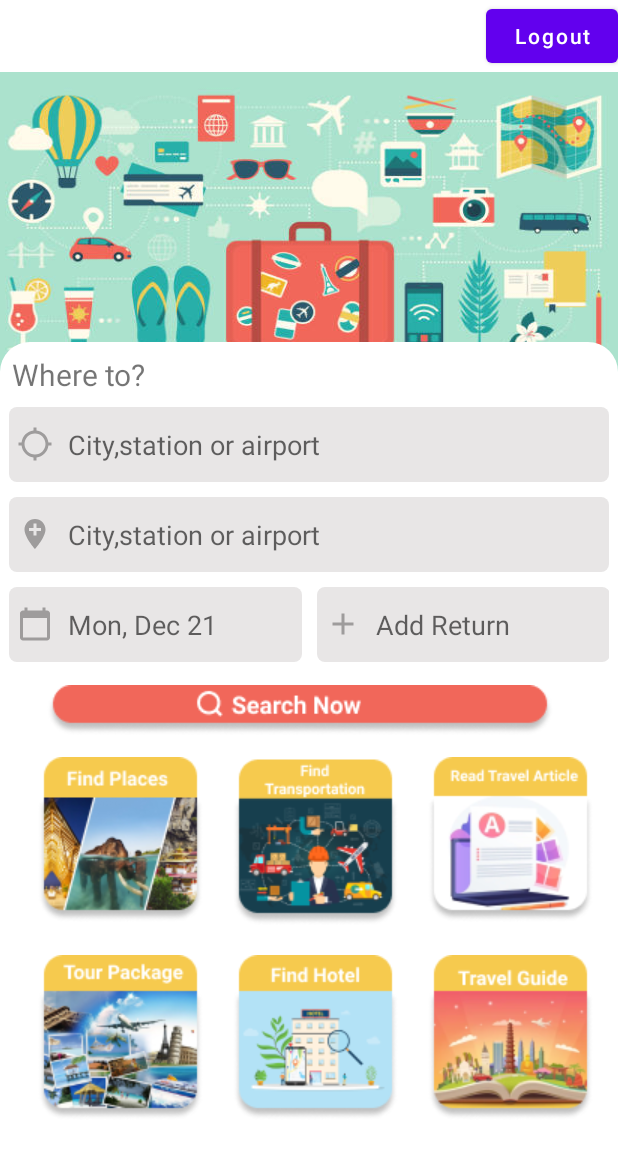
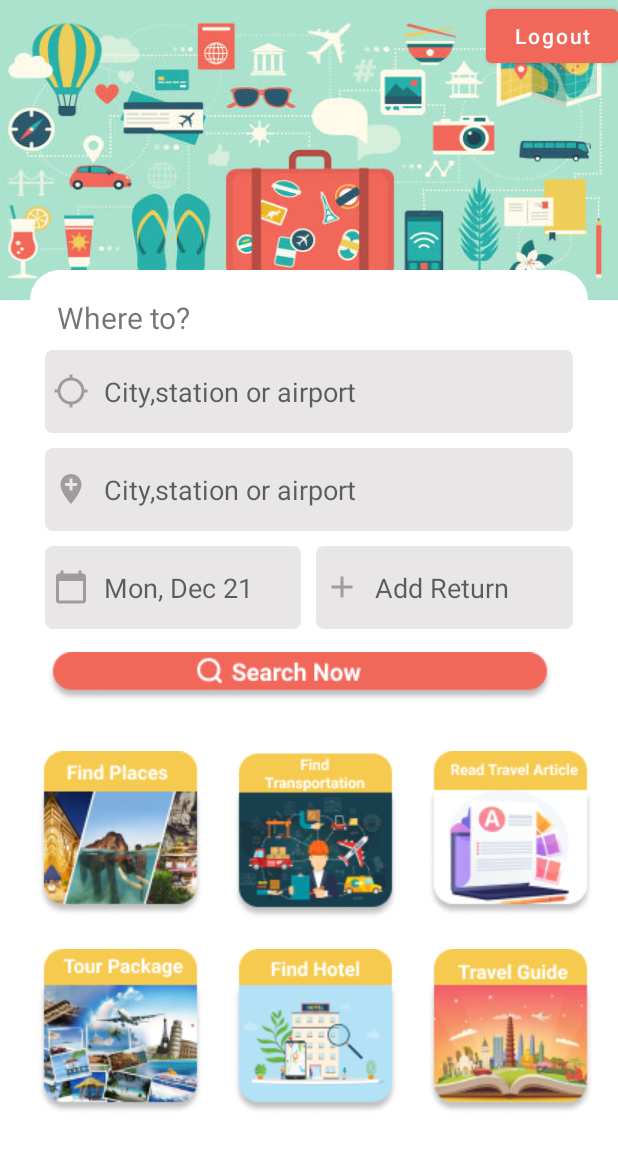
Before and after one commit to ShovonSikder/Travellovisor, an Android app: the layout activity_homepage.xml on its own in the app's theme, with its tools: preview values and no code run, on a phone screen of 412 x 824 dp. Shown: the top 1155 px of the screen. Run offline under Robolectric (Android 15) with nearby library versions, the phone set to English and light mode, and no system bars.

```diff
--- a/app/src/main/java/com/example/travellovisor/Homepage.java
+++ b/app/src/main/java/com/example/travellovisor/Homepage.java
@@ -8,6 +8,10 @@ import android.view.View;
 import android.widget.Button;
 
 import com.example.travellovisor.account.LoginActivity;
+import com.example.travellovisor.services.FindPlaces;
+import com.example.travellovisor.services.TourPackages;
+import com.example.travellovisor.services.TravelGuide;
+import com.example.travellovisor.transportation.Bus_Source;
 import com.google.firebase.auth.FirebaseAuth;
 import com.google.firebase.auth.FirebaseUser;
 
@@ -56,4 +60,23 @@ public class Homepage extends AppCompatActivity {
     }
 
 
+    public void goToFindPlac(View view) {
+        Intent intent=new Intent(getApplicationContext(), FindPlaces.class);
+        startActivity(intent);
+    }
+
+    public void findTransportation(View view) {
+        Intent intent=new Intent(getApplicationContext(), Bus_Source.class);
+        startActivity(intent);
+    }
+
+    public void travelGuide(View view) {
+        Intent intent=new Intent(getApplicationContext(), TravelGuide.class);
+        startActivity(intent);
+    }
+
+    public void tourPackage(View view) {
+        Intent intent=new Intent(getApplicationContext(), TourPackages.class);
+        startActivity(intent);
+    }
 }
--- a/app/src/main/java/com/example/travellovisor/MainActivity.java
+++ b/app/src/main/java/com/example/travellovisor/MainActivity.java
@@ -11,6 +11,7 @@ import com.example.travellovisor.account.RegistrationActivity;
 import com.example.travellovisor.services.TourPackageDetails;
 import com.example.travellovisor.services.TourPackages;
 import com.example.travellovisor.services.TravelGuide;
+import com.example.travellovisor.transportation.Bus_Source;
 import com.google.firebase.auth.FirebaseAuth;
 import com.google.firebase.auth.FirebaseUser;
 
@@ -24,19 +25,25 @@ public class MainActivity extends AppCompatActivity {
 
 
         //redirects to homepage;
-        //goToHomepage();
+        goToHomepage();
         //goToTravelGuide();
-       // goToRegistrationActivity();
+        // goToRegistrationActivity();
         //goToLogin();
         //goToTourPackages();
         //goToSlidShow();
         //goToUserProfile();
         //goToYourTourPackage();
+        //gotoTransportation();
 
 
 
     }
 
+    private void gotoTransportation() {
+        Intent intent=new Intent(this, Bus_Source.class);
+        startActivity(intent);
+        finish();
+    }
 
 
     private void goToHomepage() {
--- a/app/src/main/res/layout/activity_homepage.xml
+++ b/app/src/main/res/layout/activity_homepage.xml
@@ -6,37 +6,60 @@ android:layout_width="match_parent"
 android:layout_height="match_parent"
 android:orientation="vertical"
 tools:context=".Homepage">
+
+
+    <ScrollView
+        android:layout_width="match_parent"
+        android:layout_height="match_parent"
+        >
+
+        <LinearLayout
+            android:layout_width="match_parent"
+            android:layout_height="match_parent"
+            android:orientation="vertical"
+            >
+
+            <LinearLayout
+                android:layout_width="match_parent"
+                android:layout_height="200dp"
+                android:background="@drawable/homepage1">
+                <FrameLayout
+                    android:layout_width="match_parent"
+                    android:layout_height="match_parent"
+                    >
                     <Button
                         android:id="@+id/btn_logout"
                         android:layout_width="wrap_content"
                         android:layout_height="wrap_content"
                         android:text="Logout"
+                        android:backgroundTint="@color/tomato_def"
                         android:textAllCaps="false"
                         android:layout_gravity="end"
                         />
+                </FrameLayout>
+            </LinearLayout>
+
             <LinearLayout
-    android:layout_width="match_parent"
-    android:layout_height="200dp"
-    android:background="@drawable/homepage1">
-</LinearLayout>
-<LinearLayout
+                android:padding="10dp"
                 android:layout_width="match_parent"
                 android:background="@drawable/curvedbg"
-    android:layout_height="265dp"
+                android:layout_height="wrap_content"
                 android:layout_marginTop="-20dp"
+                android:layout_marginRight="20dp"
+                android:layout_marginLeft="20dp"
                 android:orientation="vertical">
                 <TextView
                     android:layout_width="match_parent"
                     android:layout_height="wrap_content"
                     android:text="Where to?"
                     android:layout_margin="8dp"
-        android:textSize="20sp"
+                    android:textSize="20dp"
                     />
 
 
                 <LinearLayout
-        android:layout_width="400dp"
-        android:layout_height="50dp"
+                    android:layout_width="match_parent"
+                    android:layout_height="wrap_content"
                     android:layout_gravity="center"
                     android:background="@drawable/curvedbg1"
                     android:orientation="horizontal"
@@ -49,8 +72,8 @@ tools:context=".Homepage">
 
                         android:layout_gravity="center"/>
                     <EditText
-            android:layout_width="400dp"
-            android:layout_height="50dp"
+                        android:layout_width="match_parent"
+                        android:layout_height="wrap_content"
                         android:padding="10dp"
                         android:layout_gravity="center"
                         android:background="@color/white1"
@@ -59,8 +82,8 @@ tools:context=".Homepage">
                 </LinearLayout>
 
                 <LinearLayout
-        android:layout_width="400dp"
-        android:layout_height="50dp"
+                    android:layout_width="match_parent"
+                    android:layout_height="wrap_content"
                     android:layout_gravity="center"
                     android:layout_marginTop="10dp"
                     android:background="@drawable/curvedbg1"
@@ -73,8 +96,8 @@ tools:context=".Homepage">
                         android:src="@drawable/ic_baseline_add_location_24"
                         android:layout_gravity="center"/>
                     <EditText
-            android:layout_width="400dp"
-            android:layout_height="50dp"
+                        android:layout_width="match_parent"
+                        android:layout_height="wrap_content"
                         android:padding="10dp"
                         android:layout_gravity="center"
                         android:background="@color/white1"
@@ -83,13 +106,16 @@ tools:context=".Homepage">
                 </LinearLayout>
 
                 <LinearLayout
-        android:layout_width="400dp"
-        android:layout_height="50dp"
+                    android:layout_width="match_parent"
+                    android:layout_height="wrap_content"
                     android:layout_gravity="center"
-        android:layout_marginTop="10dp">
+                    android:orientation="horizontal"
+                    android:layout_marginTop="10dp"
+                    android:weightSum="2">
                     <LinearLayout
-            android:layout_width="195dp"
-            android:layout_height="50dp"
+                        android:layout_weight="1"
+                        android:layout_width="0dp"
+                        android:layout_height="wrap_content"
                         android:background="@drawable/curvedbg1"
                         android:orientation="horizontal"
                         android:padding="5dp">
@@ -99,8 +125,8 @@ tools:context=".Homepage">
                             android:src="@drawable/ic_baseline_calendar_today_24"
                             android:layout_gravity="center"/>
                         <EditText
-                android:layout_width="400dp"
-                android:layout_height="50dp"
+                            android:layout_width="match_parent"
+                            android:layout_height="wrap_content"
                             android:padding="10dp"
                             android:layout_gravity="center"
                             android:background="@color/white1"
@@ -108,8 +134,9 @@ tools:context=".Homepage">
                             />
                     </LinearLayout>
                     <LinearLayout
-            android:layout_width="195dp"
-            android:layout_height="50dp"
+                        android:layout_weight="1"
+                        android:layout_width="0dp"
+                        android:layout_height="wrap_content"
                         android:background="@drawable/curvedbg1"
                         android:orientation="horizontal"
                         android:padding="5dp"
@@ -121,8 +148,8 @@ tools:context=".Homepage">
                             android:src="@drawable/ic_baseline_add_24"
                             android:layout_gravity="center"/>
                         <EditText
-                android:layout_width="400dp"
-                android:layout_height="50dp"
+                            android:layout_width="match_parent"
+                            android:layout_height="wrap_content"
                             android:padding="10dp"
                             android:layout_gravity="center"
                             android:background="@color/white1"
@@ -158,8 +185,10 @@ tools:context=".Homepage">
                     android:layout_column="0"
                     android:layout_row="0"
                     android:layout_margin="10dp"
+                    android:onClick="goToFindPlac"
                     />
                 <androidx.appcompat.widget.AppCompatButton
+                    android:onClick="findTransportation"
                     android:background="@drawable/findtransport"
                     android:layout_column="1"
                     android:layout_row="0"
@@ -174,6 +203,7 @@ tools:context=".Homepage">
                     />
                 <!-- End of 1st row-->
                 <androidx.appcompat.widget.AppCompatButton
+                    android:onClick="tourPackage"
                     android:background="@drawable/tourpackage"
                     android:layout_column="0"
                     android:layout_row="1"
@@ -187,10 +217,20 @@ tools:context=".Homepage">
                     android:layout_margin="10dp"
                     />
                 <androidx.appcompat.widget.AppCompatButton
+                    android:onClick="travelGuide"
                     android:background="@drawable/travelguide"
                     android:layout_column="2"
                     android:layout_row="1"
                     android:layout_margin="10dp"
                     />
             </GridLayout>
+
+
         </LinearLayout>
+
+    </ScrollView>
+
+
+
+
+</LinearLayout>
```
Also changed, not shown: 435 other files. Lines whose indentation alone changed are shown as unchanged.
